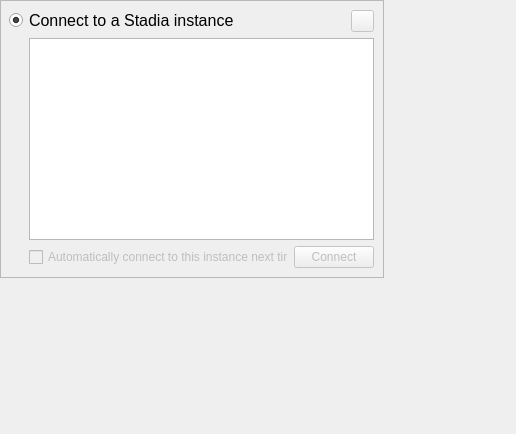
antonrohr/orbitprofiler, file OrbitQt/ConnectToStadiaWidget.ui: the form before one commit.
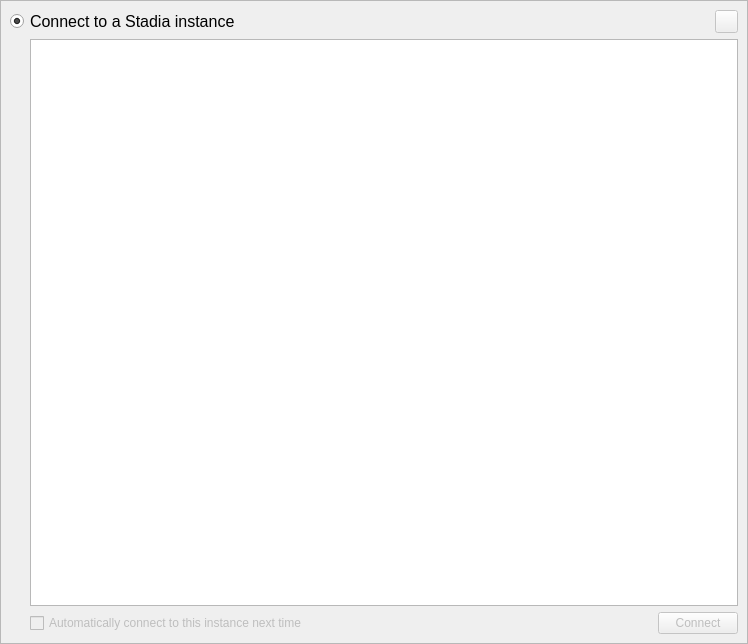
The form after the commit. Icons and pictures are not drawn. Custom widgets are drawn as their Qt base class.

```diff
--- a/OrbitQt/ConnectToStadiaWidget.ui
+++ b/OrbitQt/ConnectToStadiaWidget.ui
@@ -6,59 +6,90 @@
    <rect>
     <x>0</x>
     <y>0</y>
-    <width>516</width>
-    <height>434</height>
+    <width>748</width>
+    <height>644</height>
    </rect>
   </property>
   <property name="windowTitle">
    <string>Form</string>
   </property>
-  <widget class="QFrame" name="contentFrame">
-   <property name="geometry">
-    <rect>
-     <x>0</x>
-     <y>0</y>
-     <width>384</width>
-     <height>278</height>
-    </rect>
+  <layout class="QGridLayout" name="gridLayout_2">
+   <property name="leftMargin">
+    <number>0</number>
    </property>
-   <property name="sizePolicy">
-    <sizepolicy hsizetype="Preferred" vsizetype="Preferred">
-     <horstretch>0</horstretch>
-     <verstretch>0</verstretch>
-    </sizepolicy>
+   <property name="topMargin">
+    <number>0</number>
    </property>
+   <property name="rightMargin">
+    <number>0</number>
+   </property>
+   <property name="bottomMargin">
+    <number>0</number>
+   </property>
+   <item row="0" column="0">
+    <widget class="QFrame" name="mainFrame">
    <property name="frameShape">
     <enum>QFrame::StyledPanel</enum>
    </property>
    <property name="frameShadow">
     <enum>QFrame::Raised</enum>
    </property>
+     <property name="lineWidth">
+      <number>1</number>
+     </property>
    <layout class="QGridLayout" name="gridLayout">
     <item row="0" column="0">
-     <layout class="QHBoxLayout" name="horizontalLayout_3">
+       <widget class="QFrame" name="contentFrame">
+        <property name="lineWidth">
+         <number>0</number>
+        </property>
+        <layout class="QVBoxLayout" name="verticalLayout_2">
+         <property name="leftMargin">
+          <number>0</number>
+         </property>
+         <property name="topMargin">
+          <number>0</number>
+         </property>
+         <property name="rightMargin">
+          <number>0</number>
+         </property>
+         <property name="bottomMargin">
+          <number>0</number>
+         </property>
       <item>
-       <spacer name="horizontalSpacer">
-        <property name="orientation">
-         <enum>Qt::Horizontal</enum>
-        </property>
-        <property name="sizeType">
-         <enum>QSizePolicy::Fixed</enum>
-        </property>
-        <property name="sizeHint" stdset="0">
+          <layout class="QHBoxLayout" name="titleBarLayout">
+           <item>
+            <widget class="QRadioButton" name="radioButton">
+             <property name="enabled">
+              <bool>true</bool>
+             </property>
+             <property name="minimumSize">
+              <size>
+               <width>222</width>
+               <height>23</height>
+              </size>
+             </property>
+             <property name="maximumSize">
          <size>
-          <width>19</width>
-          <height>20</height>
-         </size>
-        </property>
-       </spacer>
+               <width>16777215</width>
+               <height>23</height>
+              </size>
+             </property>
+             <property name="font">
+              <font>
+               <pointsize>12</pointsize>
+              </font>
+             </property>
+             <property name="text">
+              <string>Connect to a Stadia instance</string>
+             </property>
+             <property name="checked">
+              <bool>true</bool>
+             </property>
+            </widget>
       </item>
       <item>
-       <layout class="QVBoxLayout" name="verticalLayout">
-        <item>
-         <layout class="QHBoxLayout" name="horizontalLayout_2">
-          <item>
-           <spacer name="horizontalSpacer_4">
+            <spacer name="horizontalSpacer_1">
             <property name="orientation">
              <enum>Qt::Horizontal</enum>
             </property>
@@ -75,6 +106,12 @@
             <property name="enabled">
              <bool>false</bool>
             </property>
+             <property name="minimumSize">
+              <size>
+               <width>23</width>
+               <height>23</height>
+              </size>
+             </property>
             <property name="maximumSize">
              <size>
               <width>23</width>
@@ -102,6 +139,23 @@
          </layout>
         </item>
         <item>
+          <layout class="QHBoxLayout" name="horizontalLayout_2" stretch="0,1">
+           <item>
+            <spacer name="horizontalSpacer">
+             <property name="orientation">
+              <enum>Qt::Horizontal</enum>
+             </property>
+             <property name="sizeHint" stdset="0">
+              <size>
+               <width>20</width>
+               <height>198</height>
+              </size>
+             </property>
+            </spacer>
+           </item>
+           <item>
+            <layout class="QVBoxLayout" name="verticalLayout">
+             <item>
          <widget class="QTableView" name="instancesTableView">
           <property name="enabled">
            <bool>true</bool>
@@ -169,36 +223,11 @@
     </item>
    </layout>
   </widget>
-  <widget class="QRadioButton" name="connectToStadiaInstanceRadioButton">
-   <property name="enabled">
-    <bool>true</bool>
-   </property>
-   <property name="geometry">
-    <rect>
-     <x>9</x>
-     <y>9</y>
-     <width>300</width>
-     <height>23</height>
-    </rect>
-   </property>
-   <property name="minimumSize">
-    <size>
-     <width>0</width>
-     <height>23</height>
-    </size>
-   </property>
-   <property name="font">
-    <font>
-     <pointsize>12</pointsize>
-    </font>
-   </property>
-   <property name="text">
-    <string>Connect to a Stadia instance</string>
-   </property>
-   <property name="checked">
-    <bool>true</bool>
-   </property>
-  </widget>
+      </item>
+     </layout>
+    </widget>
+   </item>
+  </layout>
  </widget>
  <customwidgets>
   <customwidget>
```
Lines whose indentation alone changed are shown as unchanged.
